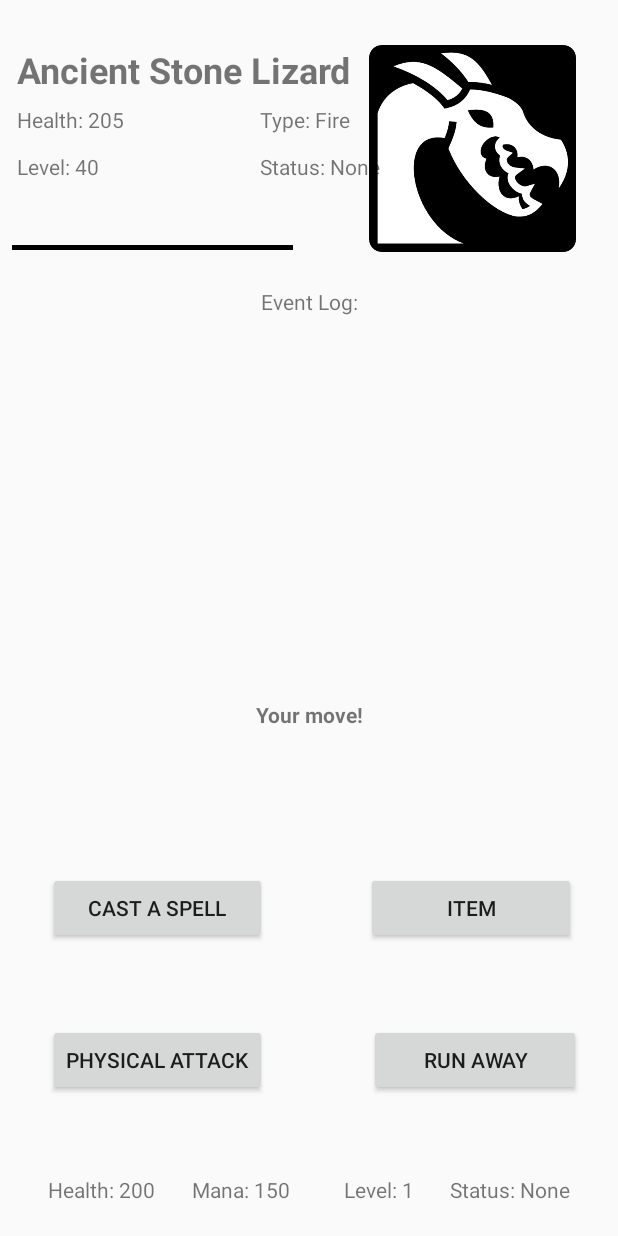
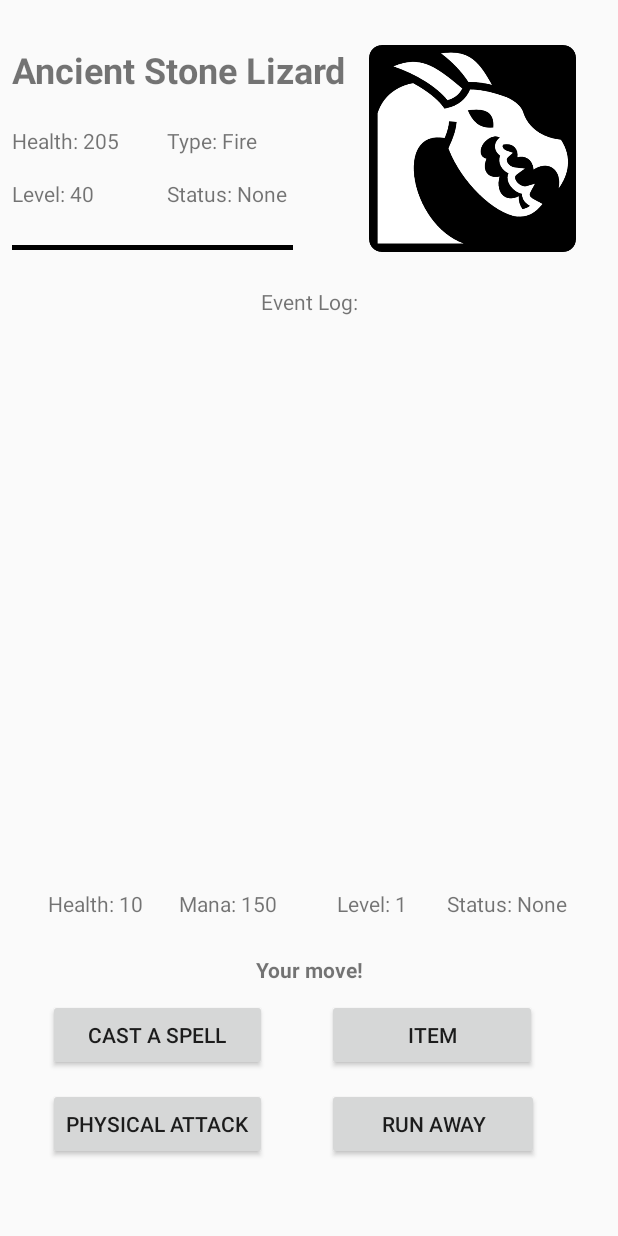
Before and after one commit to dylanalvarez1/RuneMaster, an Android app: the screen it shows after launch (BattleActivity), after a tap on "BATTLE", on a phone screen of 412 x 824 dp. Run offline under Robolectric (Android 15) with nearby library versions, the phone set to English and light mode, and no system bars.

Commit message:
implement player death, add view constraints, disable shop with no money

```diff
--- a/app/src/main/java/com/example/geeksquad/midtermproject/AboutActivity.java
+++ b/app/src/main/java/com/example/geeksquad/midtermproject/AboutActivity.java
@@ -3,6 +3,7 @@ package com.example.geeksquad.midtermproject;
 import android.content.Intent;
 import android.os.Bundle;
 import android.view.View;
+import android.widget.Button;
 import android.widget.TextView;
 
 public class AboutActivity  extends ClosableActivity {
@@ -12,6 +13,7 @@ public class AboutActivity  extends ClosableActivity {
     TextView playerStatus;
     TextView playerExp;
     TextView playerGold;
+    Button recoverButton;
 
 
     @Override
@@ -44,6 +46,7 @@ public class AboutActivity  extends ClosableActivity {
         playerStatus = findViewById(R.id.playerStatus);
         playerExp = findViewById(R.id.playerExp);
         playerGold = findViewById(R.id.playerGold);
+        recoverButton = findViewById(R.id.recoverButton);
     }
 
     void updateStats() { //update health, mana, status of enemy and player
@@ -53,5 +56,7 @@ public class AboutActivity  extends ClosableActivity {
         playerLevel.setText("Level: " + MainActivity.player.level);
         playerGold.setText("Gold: " + MainActivity.player.gold);
         playerExp.setText("Exp: " + MainActivity.player.exp);
+        if(MainActivity.player.gold < 250) recoverButton.setEnabled(false);
+        else recoverButton.setEnabled(true);
     }
 }
--- a/app/src/main/java/com/example/geeksquad/midtermproject/BattleActivity.java
+++ b/app/src/main/java/com/example/geeksquad/midtermproject/BattleActivity.java
@@ -69,6 +69,9 @@ public class BattleActivity  extends ClosableActivity {
                         if(enemy.health > 0) enemy.basicAttack(MainActivity.player);
                         else enemy.deathEvent();
                         enemyTurn = !enemyTurn;
+                        if(MainActivity.player.health <= 0) {
+                            battleText.offer(MainActivity.player.name + " was defeated! They lost all their gold.");
+                        }
                     }
 
                 }
@@ -90,6 +93,10 @@ public class BattleActivity  extends ClosableActivity {
                             finish();
                         }
 
+                    }
+                    if(MainActivity.player.health <= 0) {
+                        MainActivity.player.death(MainActivity.player);
+                        finish();
                     }
                 }
 
--- a/app/src/main/java/com/example/geeksquad/midtermproject/MainActivity.java
+++ b/app/src/main/java/com/example/geeksquad/midtermproject/MainActivity.java
@@ -18,7 +18,7 @@ public class MainActivity extends ClosableActivity {
         setContentView(R.layout.activity_searching);
         getSupportActionBar().hide();
 
-        player = new Player("Player",200, 150, 1,100, 50, 0, "None", "Human", 0);
+        player = new Player("Player",10, 150, 1,100, 50, 250, "None", "Human", 0);
         fireball = new Spell("Fireball", "fire", 1, "burned");
         frostbolt = new Spell("Frostbolt", "ice", 1, "freezed");
         lightning = new Spell("Lightning", "electric", 1, "shocked");
--- a/app/src/main/java/com/example/geeksquad/midtermproject/Player.java
+++ b/app/src/main/java/com/example/geeksquad/midtermproject/Player.java
@@ -19,6 +19,13 @@ public class Player extends LifeForm{
         this.maxMana = mana;
         this.gold = gold;
         earth = electric = fire = water = ice = dragon = 0;
+    }
+
+    public void death(Player player) {
+        player.health = player.maxHealth;
+        player.mana = player.maxMana;
+        player.gold = 0;
+
     }
 
     public void levelUp() {
--- a/app/src/main/res/layout/activity_about.xml
+++ b/app/src/main/res/layout/activity_about.xml
@@ -69,7 +69,7 @@
         android:text="Gold: 50g" />
 
     <Button
-        android:id="@+id/button9"
+        android:id="@+id/recoverButton"
         android:layout_width="176dp"
         android:layout_height="105dp"
         android:layout_alignParentBottom="true"
--- a/app/src/main/res/layout/activity_battle.xml
+++ b/app/src/main/res/layout/activity_battle.xml
@@ -11,11 +11,12 @@
         android:id="@+id/enemyName"
         android:layout_width="wrap_content"
         android:layout_height="wrap_content"
+        android:layout_marginStart="8dp"
         android:layout_marginTop="30dp"
         android:text="Enemy Name"
         android:textSize="24sp"
         android:textStyle="bold"
-        app:layout_constraintStart_toStartOf="@+id/enemyHealth"
+        app:layout_constraintStart_toStartOf="parent"
         app:layout_constraintTop_toTopOf="parent" />
 
     <ImageView
@@ -31,69 +32,66 @@
         android:id="@+id/enemyHealth"
         android:layout_width="wrap_content"
         android:layout_height="wrap_content"
-        android:layout_marginTop="70dp"
+        android:layout_marginTop="84dp"
         android:text="Health: 80"
-        app:layout_constraintStart_toStartOf="@+id/enemyLevel"
+        app:layout_constraintStart_toStartOf="@+id/enemyName"
         app:layout_constraintTop_toTopOf="parent" />
 
     <TextView
         android:id="@+id/enemyType"
         android:layout_width="wrap_content"
         android:layout_height="wrap_content"
+        android:layout_marginStart="32dp"
         android:text="Type: Fire"
-        app:layout_constraintEnd_toEndOf="@+id/enemyName"
+        app:layout_constraintStart_toEndOf="@+id/enemyHealth"
         app:layout_constraintTop_toTopOf="@+id/enemyHealth" />
 
     <TextView
         android:id="@+id/enemyLevel"
         android:layout_width="wrap_content"
         android:layout_height="wrap_content"
-        android:layout_marginStart="11dp"
-        android:layout_marginTop="101dp"
+        android:layout_marginTop="16dp"
         android:text="Level 60"
-        app:layout_constraintStart_toStartOf="parent"
-        app:layout_constraintTop_toTopOf="parent" />
+        app:layout_constraintStart_toStartOf="@+id/enemyHealth"
+        app:layout_constraintTop_toBottomOf="@+id/enemyHealth" />
 
     <TextView
         android:id="@+id/playerHealth"
         android:layout_width="wrap_content"
         android:layout_height="wrap_content"
         android:layout_marginBottom="8dp"
-        android:layout_marginEnd="24dp"
         android:layout_marginStart="32dp"
         android:text="Health: 35"
-        app:layout_constraintBottom_toBottomOf="parent"
-        app:layout_constraintEnd_toStartOf="@+id/playerMana"
-        app:layout_constraintHorizontal_bias="0.0"
+        app:layout_constraintBottom_toTopOf="@+id/turnText"
         app:layout_constraintStart_toStartOf="parent"
         app:layout_constraintTop_toTopOf="parent"
-        app:layout_constraintVertical_bias="0.983" />
+        app:layout_constraintVertical_bias="0.973" />
 
     <TextView
         android:id="@+id/playerMana"
         android:layout_width="wrap_content"
         android:layout_height="wrap_content"
         android:layout_marginBottom="8dp"
-        android:layout_marginEnd="36dp"
+        android:layout_marginStart="24dp"
         android:layout_marginTop="8dp"
         android:text="Mana: 90"
-        app:layout_constraintBottom_toBottomOf="parent"
-        app:layout_constraintEnd_toStartOf="@+id/playerLevel"
+        app:layout_constraintBottom_toTopOf="@+id/turnText"
+        app:layout_constraintStart_toEndOf="@+id/playerHealth"
         app:layout_constraintTop_toTopOf="parent"
-        app:layout_constraintVertical_bias="0.983" />
+        app:layout_constraintVertical_bias="0.972" />
 
     <TextView
         android:id="@+id/playerLevel"
         android:layout_width="wrap_content"
         android:layout_height="wrap_content"
         android:layout_marginBottom="8dp"
-        android:layout_marginEnd="24dp"
+        android:layout_marginStart="40dp"
         android:layout_marginTop="8dp"
         android:text="Level: "
-        app:layout_constraintBottom_toBottomOf="parent"
-        app:layout_constraintEnd_toStartOf="@+id/playerStatus"
+        app:layout_constraintBottom_toTopOf="@+id/turnText"
+        app:layout_constraintStart_toEndOf="@+id/playerMana"
         app:layout_constraintTop_toTopOf="parent"
-        app:layout_constraintVertical_bias="0.983" />
+        app:layout_constraintVertical_bias="0.972" />
 
     <Button
         android:id="@+id/pButton"
@@ -124,18 +122,20 @@
         android:id="@+id/rButton"
         android:layout_width="141dp"
         android:layout_height="wrap_content"
+        android:layout_marginStart="40dp"
         android:onClick="onRunAway"
         android:text="Run Away"
-        app:layout_constraintStart_toStartOf="@+id/enemyIcon"
+        app:layout_constraintStart_toEndOf="@+id/pButton"
         app:layout_constraintTop_toTopOf="@+id/pButton" />
 
     <Button
         android:id="@+id/iButton"
         android:layout_width="140dp"
         android:layout_height="wrap_content"
+        android:layout_marginStart="40dp"
         android:onClick="onItem"
         android:text="Item"
-        app:layout_constraintEnd_toEndOf="@+id/enemyIcon"
+        app:layout_constraintStart_toEndOf="@+id/cButton"
         app:layout_constraintTop_toTopOf="@+id/cButton" />
 
     <TextView
@@ -153,7 +153,7 @@
         app:layout_constraintEnd_toEndOf="parent"
         app:layout_constraintStart_toStartOf="parent"
         app:layout_constraintTop_toBottomOf="@+id/textView11"
-        app:layout_constraintVertical_bias="0.04" />
+        app:layout_constraintVertical_bias="0.0" />
 
     <TextView
         android:id="@+id/textView11"
@@ -175,48 +175,50 @@
         android:id="@+id/turnText"
         android:layout_width="109dp"
         android:layout_height="wrap_content"
-        android:layout_marginBottom="188dp"
-        android:layout_marginTop="8dp"
+        android:layout_marginBottom="168dp"
         android:text="Your move!"
         android:textAlignment="center"
         android:textStyle="bold"
         app:layout_constraintBottom_toBottomOf="parent"
         app:layout_constraintHorizontal_bias="0.501"
         app:layout_constraintLeft_toLeftOf="parent"
-        app:layout_constraintRight_toRightOf="parent"
-        app:layout_constraintTop_toBottomOf="@+id/battleDescription" />
+        app:layout_constraintRight_toRightOf="parent" />
 
     <Button
         android:id="@+id/spellButton1"
         android:layout_width="wrap_content"
         android:layout_height="wrap_content"
-        android:layout_marginBottom="62dp"
+        android:layout_marginBottom="60dp"
+        android:layout_marginStart="32dp"
         android:onClick="onSpellCast1"
         android:text="Button"
         android:visibility="invisible"
         app:layout_constraintBottom_toBottomOf="parent"
-        app:layout_constraintStart_toStartOf="@+id/pButton" />
+        app:layout_constraintStart_toStartOf="parent" />
 
     <Button
         android:id="@+id/spellButton2"
         android:layout_width="wrap_content"
         android:layout_height="wrap_content"
+        android:layout_marginStart="32dp"
         android:onClick="onSpellCast2"
         android:text="Button"
         android:visibility="invisible"
-        app:layout_constraintLeft_toLeftOf="parent"
-        app:layout_constraintRight_toRightOf="parent"
+        app:layout_constraintStart_toEndOf="@+id/spellButton1"
         app:layout_constraintTop_toTopOf="@+id/spellButton1" />
 
     <Button
         android:id="@+id/spellButton3"
         android:layout_width="wrap_content"
         android:layout_height="wrap_content"
+        android:layout_marginEnd="32dp"
+        android:layout_marginStart="32dp"
         android:onClick="onSpellCast3"
         android:text="Button"
         android:visibility="invisible"
-        app:layout_constraintBottom_toBottomOf="@+id/spellButton1"
-        app:layout_constraintEnd_toEndOf="@+id/enemyIcon" />
+        app:layout_constraintEnd_toEndOf="parent"
+        app:layout_constraintStart_toEndOf="@+id/spellButton2"
+        app:layout_constraintTop_toTopOf="@+id/spellButton1" />
 
     <TextView
         android:id="@+id/enemyStatus"
@@ -242,11 +244,13 @@
         android:layout_height="wrap_content"
         android:layout_marginBottom="8dp"
         android:layout_marginEnd="32dp"
+        android:layout_marginStart="24dp"
         android:layout_marginTop="8dp"
         android:text="Status: Fine"
-        app:layout_constraintBottom_toBottomOf="parent"
+        app:layout_constraintBottom_toTopOf="@+id/turnText"
         app:layout_constraintEnd_toEndOf="parent"
+        app:layout_constraintStart_toEndOf="@+id/playerLevel"
         app:layout_constraintTop_toTopOf="parent"
-        app:layout_constraintVertical_bias="0.983" />
+        app:layout_constraintVertical_bias="0.972" />
 
 </android.support.constraint.ConstraintLayout>
```
